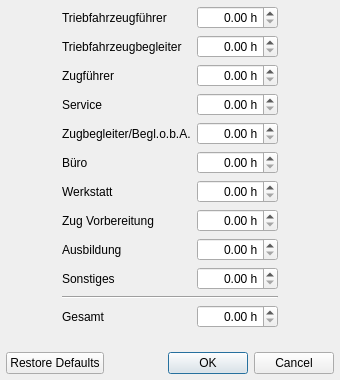
Old version of the form Programm/minimumhourseditordialog.ui in the repository philjosch/Einsatzplaner.
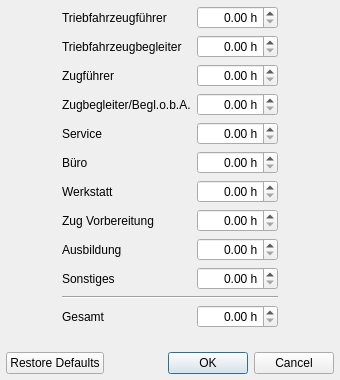
New version of the form.

```diff
--- a/Programm/minimumhourseditordialog.ui
+++ b/Programm/minimumhourseditordialog.ui
@@ -106,7 +106,7 @@
    <item row="4" column="1">
     <widget class="QLabel" name="labelZub">
      <property name="text">
-      <string>Zugbegleiter/Begl.o.b.A.</string>
+      <string>Service</string>
      </property>
     </widget>
    </item>
@@ -211,7 +211,7 @@
     </widget>
    </item>
    <item row="3" column="2">
-    <widget class="QDoubleSpinBox" name="doubleService">
+    <widget class="QDoubleSpinBox" name="doubleZub">
      <property name="alignment">
       <set>Qt::AlignRight|Qt::AlignTrailing|Qt::AlignVCenter</set>
      </property>
@@ -260,7 +260,7 @@
    <item row="3" column="1">
     <widget class="QLabel" name="labelService">
      <property name="text">
-      <string>Service</string>
+      <string>Zugbegleiter/Begl.o.b.A.</string>
      </property>
     </widget>
    </item>
@@ -304,7 +304,7 @@
     </widget>
    </item>
    <item row="4" column="2">
-    <widget class="QDoubleSpinBox" name="doubleZub">
+    <widget class="QDoubleSpinBox" name="doubleService">
      <property name="alignment">
       <set>Qt::AlignRight|Qt::AlignTrailing|Qt::AlignVCenter</set>
      </property>
```
Left out of the diff: 2 changed lines with no effect on the pictures.
